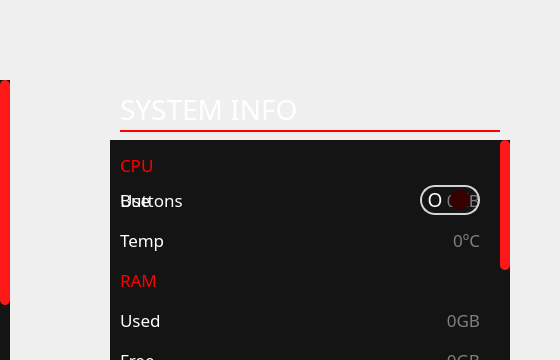
Before: the Qt Designer form GUI_WIDGETS/Settings/design_settings.ui in PortiESP/PortiOS, drawn with Qt 5; both pictures show x 240 to 800 and y 0 to 360 of the 800 by 480 pixel window.
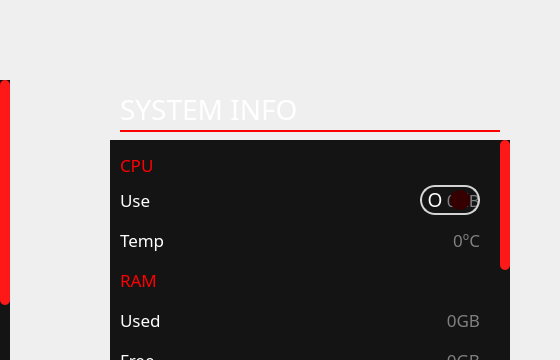
After: the same form once the commit is applied. The open tabs and pages were chosen to show the change. Icons and pictures are not drawn.

```diff
--- a/GUI_WIDGETS/Settings/design_settings.ui
+++ b/GUI_WIDGETS/Settings/design_settings.ui
@@ -3152,7 +3152,7 @@
          <rect>
           <x>0</x>
           <y>0</y>
-          <width>398</width>
+          <width>390</width>
           <height>440</height>
          </rect>
         </property>
@@ -4488,34 +4488,6 @@
      <height>40</height>
     </rect>
    </property>
-   <widget class="QLabel" name="label_19">
-    <property name="geometry">
-     <rect>
-      <x>10</x>
-      <y>5</y>
-      <width>240</width>
-      <height>30</height>
-     </rect>
-    </property>
-    <property name="maximumSize">
-     <size>
-      <width>250</width>
-      <height>16777215</height>
-     </size>
-    </property>
-    <property name="font">
-     <font>
-      <family>Bahnschrift SemiLight</family>
-      <pointsize>13</pointsize>
-     </font>
-    </property>
-    <property name="styleSheet">
-     <string notr="true">color:white;</string>
-    </property>
-    <property name="text">
-     <string>Buttons</string>
-    </property>
-   </widget>
    <widget class="QFrame" name="frame_cb_5">
     <property name="geometry">
      <rect>
```
Left out of the diff: 2 changed lines with no effect on the pictures.
